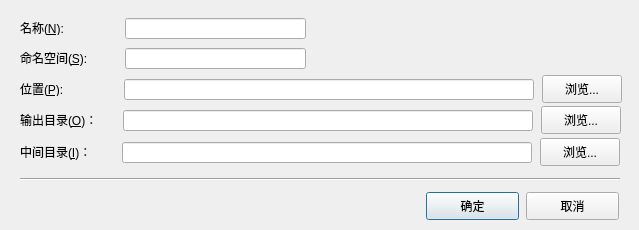
dliting/nlang, file src/tools/nide/ui/ProjectPropDialog.ui: the form before one commit.
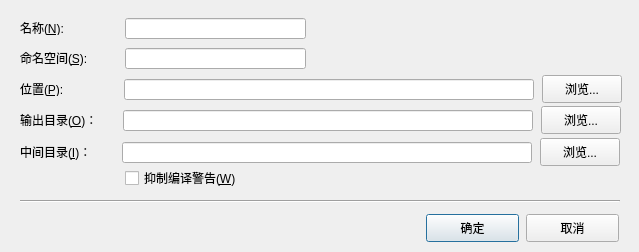
The form after the commit.

Commit message: feat(nide): two-level compiler options (global Tools->Options + per-project override), starting with warning suppression

Patch:
```diff
--- a/src/tools/nide/ui/ProjectPropDialog.ui
+++ b/src/tools/nide/ui/ProjectPropDialog.ui
@@ -7,7 +7,7 @@
     <x>0</x>
     <y>0</y>
     <width>639</width>
-    <height>230</height>
+    <height>252</height>
    </rect>
   </property>
   <property name="windowTitle">
@@ -215,11 +215,27 @@
     <string>浏览...</string>
    </property>
   </widget>
+  <widget class="QCheckBox" name="chkNoWarn">
+   <property name="geometry">
+    <rect>
+     <x>125</x>
+     <y>168</y>
+     <width>400</width>
+     <height>20</height>
+    </rect>
+   </property>
+   <property name="toolTip">
+    <string>当前为有损类型转换警告；勾选后本项目在全局设置之外再抑制它们</string>
+   </property>
+   <property name="text">
+    <string>抑制编译警告(&amp;W)</string>
+   </property>
+  </widget>
   <widget class="Line" name="line">
    <property name="geometry">
     <rect>
      <x>20</x>
-     <y>174</y>
+     <y>196</y>
      <width>600</width>
      <height>10</height>
     </rect>
@@ -232,7 +248,7 @@
    <property name="geometry">
     <rect>
      <x>426</x>
-     <y>192</y>
+     <y>214</y>
      <width>93</width>
      <height>28</height>
     </rect>
@@ -251,7 +267,7 @@
    <property name="geometry">
     <rect>
      <x>526</x>
-     <y>192</y>
+     <y>214</y>
      <width>93</width>
      <height>28</height>
     </rect>
```
Left out of the diff: 1 changed line with no effect on the pictures. The commit also changes 18 other files.
